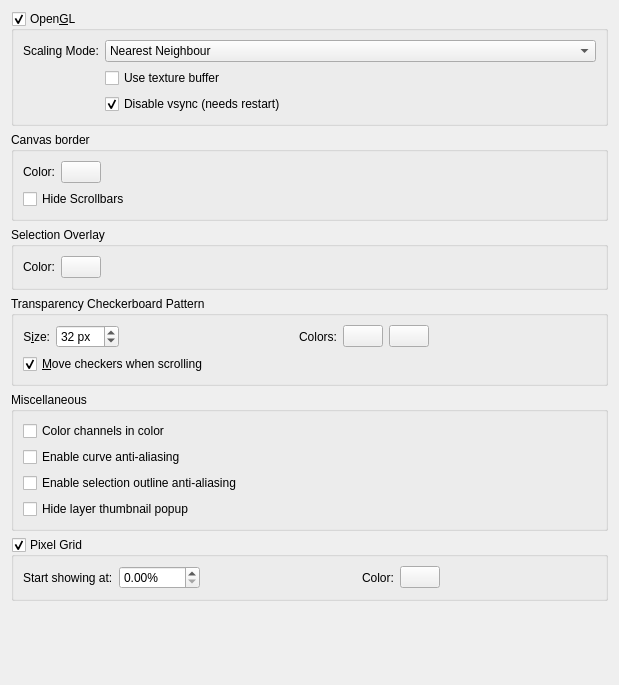
First picture: the form in libs/ui/forms/wdgdisplaysettings.ui, repository KDE/krita, before the edit.
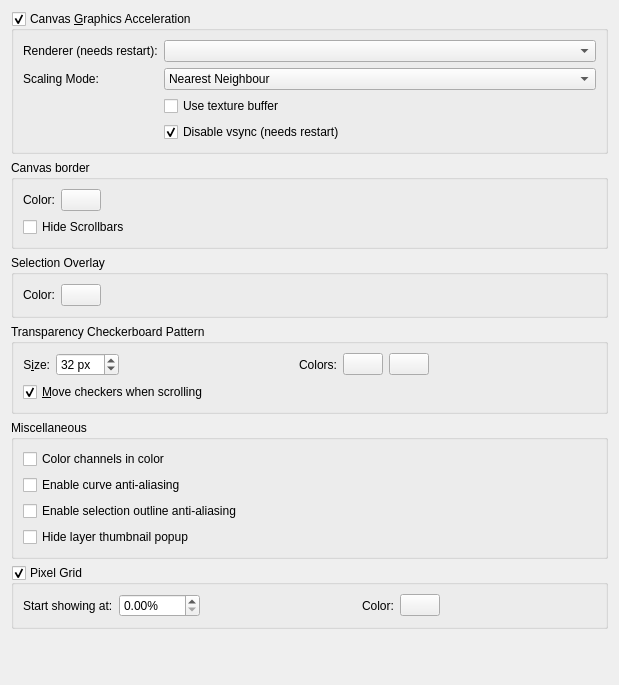
Second picture: the form after the edit. Custom widgets are drawn as their Qt base class.

Commit message: Enable ANGLE and add config options (Windows)

What changed in the file:
```diff
--- a/libs/ui/forms/wdgdisplaysettings.ui
+++ b/libs/ui/forms/wdgdisplaysettings.ui
@@ -175,13 +175,13 @@
       </sizepolicy>
      </property>
      <property name="title">
-      <string>Open&amp;GL</string>
+      <string>Canvas &amp;Graphics Acceleration</string>
      </property>
      <property name="checkable">
       <bool>true</bool>
      </property>
      <layout class="QGridLayout">
-      <item row="0" column="1">
+      <item row="1" column="1">
        <widget class="QComboBox" name="cmbFilterMode">
         <property name="sizePolicy">
          <sizepolicy hsizetype="Preferred" vsizetype="Fixed">
@@ -214,7 +214,7 @@
         </item>
        </widget>
       </item>
-      <item row="2" column="1">
+      <item row="3" column="1">
        <widget class="QCheckBox" name="chkDisableVsync">
         <property name="toolTip">
          <string>&lt;html&gt;&lt;head/&gt;&lt;body&gt;&lt;p&gt;Try to disable vsync for Krita. This makes painting more responsive. Uncheck only when experiencing crashes with some GPU/driver combinations.&lt;/p&gt;&lt;/body&gt;&lt;/html&gt;</string>
@@ -227,7 +227,7 @@
         </property>
        </widget>
       </item>
-      <item row="1" column="1">
+      <item row="2" column="1">
        <widget class="QCheckBox" name="chkUseTextureBuffer">
         <property name="sizePolicy">
          <sizepolicy hsizetype="Preferred" vsizetype="Fixed">
@@ -243,7 +243,7 @@
         </property>
        </widget>
       </item>
-      <item row="0" column="0">
+      <item row="1" column="0">
        <widget class="QLabel" name="label">
         <property name="sizePolicy">
          <sizepolicy hsizetype="Fixed" vsizetype="Preferred">
@@ -256,6 +256,16 @@
         </property>
        </widget>
       </item>
+      <item row="0" column="0">
+       <widget class="QLabel" name="lblRenderer">
+        <property name="text">
+         <string>Renderer (needs restart):</string>
+        </property>
+       </widget>
+      </item>
+      <item row="0" column="1">
+       <widget class="QComboBox" name="cmbRenderer"/>
+      </item>
      </layout>
     </widget>
    </item>
```
The commit also changes 5 other files.
